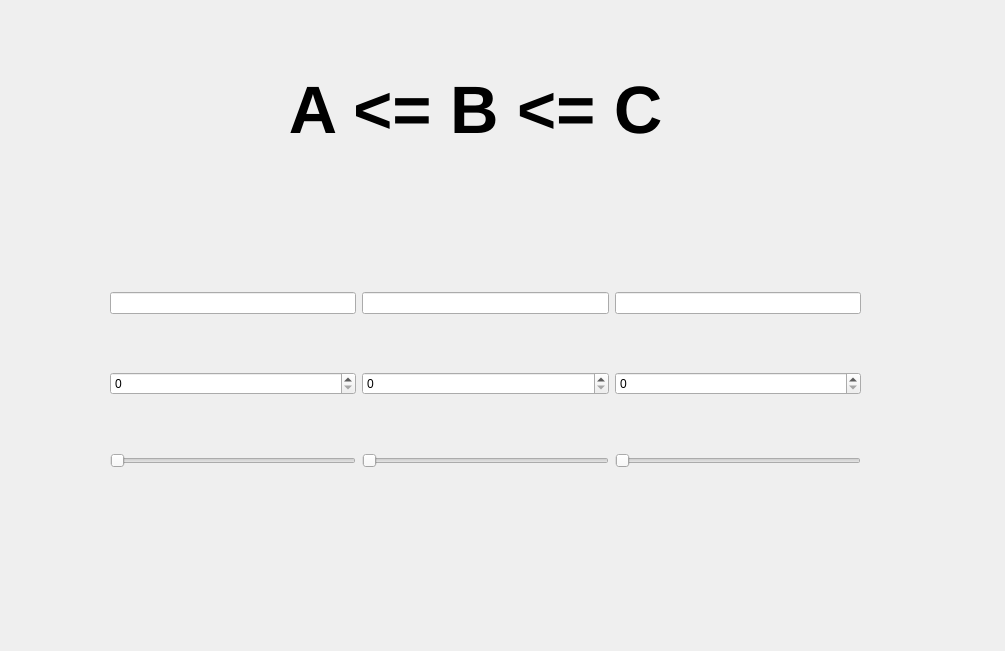
Above: Laba 3/Part 2/MVC/mainwindow.ui from Airat56/OOP-Labs before the change. Below: the same form after it.
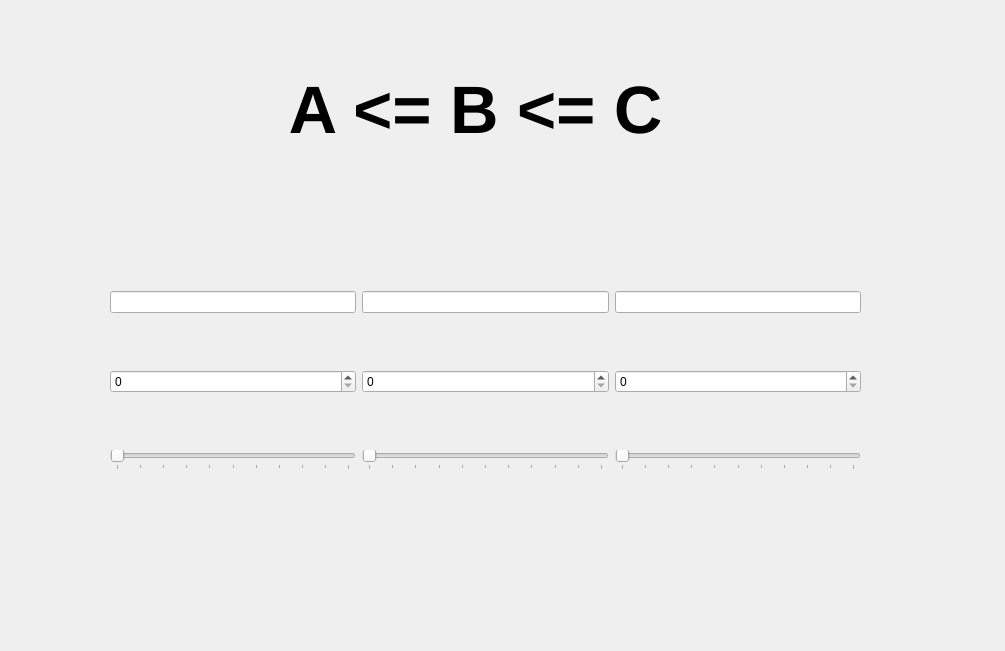
That is the form after the change.

Commit message: Add ticks in sliders

The edit to the form file:
```diff
--- a/Laba 3/Part 2/MVC/mainwindow.ui
+++ b/Laba 3/Part 2/MVC/mainwindow.ui
@@ -36,7 +36,7 @@
      <set>Qt::AlignmentFlag::AlignCenter</set>
     </property>
    </widget>
-   <widget class="QWidget" name="">
+   <widget class="QWidget" name="layoutWidget">
     <property name="geometry">
      <rect>
       <x>110</x>
@@ -66,6 +66,12 @@
          <property name="orientation">
           <enum>Qt::Orientation::Horizontal</enum>
          </property>
+         <property name="tickPosition">
+          <enum>QSlider::TickPosition::TicksBelow</enum>
+         </property>
+         <property name="tickInterval">
+          <number>10</number>
+         </property>
         </widget>
        </item>
       </layout>
@@ -90,6 +96,12 @@
          <property name="orientation">
           <enum>Qt::Orientation::Horizontal</enum>
          </property>
+         <property name="tickPosition">
+          <enum>QSlider::TickPosition::TicksBelow</enum>
+         </property>
+         <property name="tickInterval">
+          <number>10</number>
+         </property>
         </widget>
        </item>
       </layout>
@@ -114,6 +126,12 @@
          <property name="orientation">
           <enum>Qt::Orientation::Horizontal</enum>
          </property>
+         <property name="tickPosition">
+          <enum>QSlider::TickPosition::TicksBelow</enum>
+         </property>
+         <property name="tickInterval">
+          <number>10</number>
+         </property>
         </widget>
        </item>
       </layout>
```
